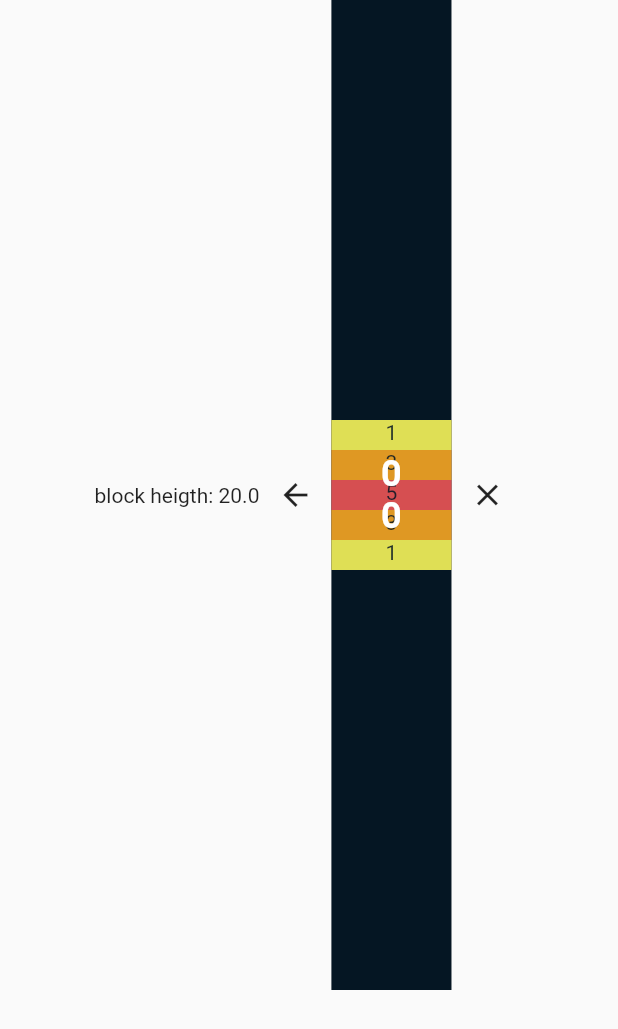
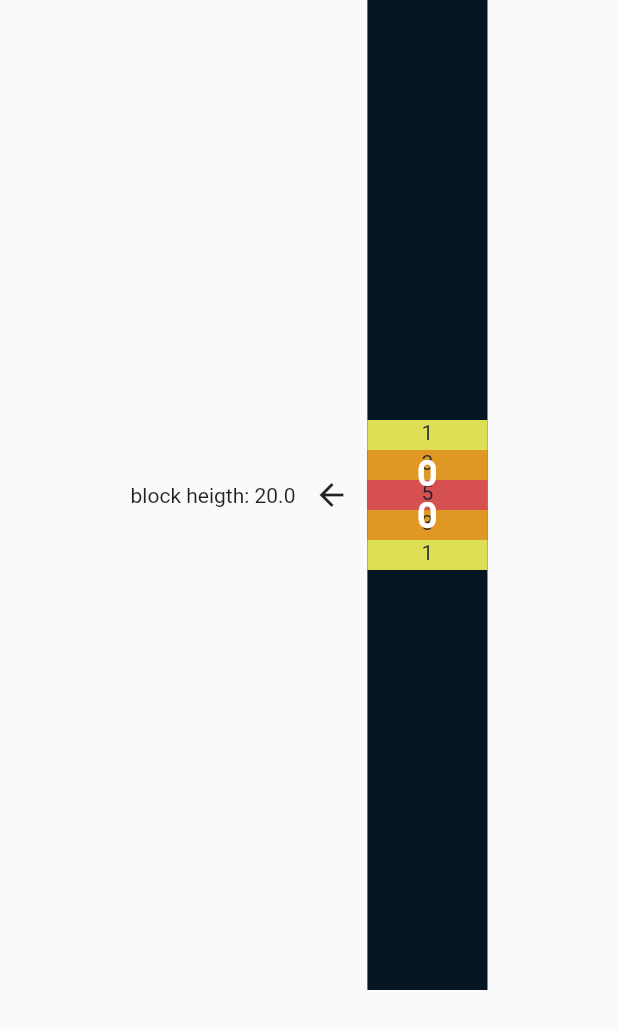
Before and after one commit to icsdaniel/filit, a Flutter app: the OtherPage screen opened by its route, on a phone screen of 412 x 824 dp. Shown: the top 1029 px of the screen. Run offline on Flutter 3.47's test engine with Material 2 defaults, Android fonts, the phone set to English and light mode, and no system bars.

Commit message:
little fix

```diff
--- a/lib/src/models/slider.dart
+++ b/lib/src/models/slider.dart
@@ -2,15 +2,8 @@ import 'package:flutter/foundation.dart';
 
 class SliderModel extends ChangeNotifier {
   double bottomPlacement = 560;
-  double _blockHeight = 20;
+  double blockHeight = 20;
   double barHeight = 660;
   double width = 80;
   double toShow = 1.0;
-
-  double get blockHeight => _blockHeight;
-
-  set blockHeight(double blockHeight) {
-    _blockHeight = blockHeight;
-    notifyListeners();
-  }
 }
--- a/lib/src/pages/toCheckSliderPage.dart
+++ b/lib/src/pages/toCheckSliderPage.dart
@@ -1,7 +1,7 @@
 import 'package:filit/src/pages/homepage.dart';
 import 'package:filit/src/pages/settings.dart';
 import 'package:flutter/material.dart';
-import '../widgets/pointsSlider2.dart';
+import '../widgets/pointsSlider.dart';
 import 'package:provider/provider.dart';
 import '../models/slider.dart';
 
@@ -29,7 +29,7 @@ class _OtherPageState extends State<OtherPage> {
               if (child != null) child,
               Text("block heigth: ${slider.blockHeight}"),
               BackButton(onPressed: () => Navigator.pushNamed(context, HomePage.routeName)),
-              PointsSlider2(random: false,blockHeight: slider.blockHeight)
+              PointsSlider(random: false,blockHeight: slider.blockHeight)
             ],
           ),
           // Build the expensive widget here.
--- a/lib/src/widgets/pointsSlider2.dart
+++ /dev/null
@@ -1,179 +0,0 @@
-import 'dart:math';
-import 'package:flutter/material.dart';
-import 'package:provider/provider.dart';
-import '../pages/settings.dart';
-
-class PointsSlider2 extends StatefulWidget {
-  PointsSlider2(
-      {Key? key,
-      this.blockHeight = 50,
-      this.barHeight = 660,
-      this.width = 80,
-      this.random = true})
-      : super(key: key);
-
-  final bool random;
-  late final double bottomPlacement = getRandomBottomPlacement();
-  final double blockHeight;
-  final double barHeight;
-  final double width;
-
-  double getRandomBottomPlacement() {
-    if (random == false)
-      return barHeight / 2 - blockHeight / 2;
-    else
-      return Random().nextDouble() * (barHeight - blockHeight);
-  }
-
-  @override
-  _PointsSlider2State createState() => _PointsSlider2State();
-}
-
-class _PointsSlider2State extends State<PointsSlider2> {
-  int _points = 0;
-  double _value = 0;
-  double _toShow = 0.0;
-
-  void _showScore() {
-    setState(() {
-      if (_toShow == 1.0) {
-        _toShow = 0;
-      } else {
-        _toShow = 1;
-      }
-    });
-  }
-
-  void _updatePoints() {
-    setState(() {
-      //i'm in red zone
-      if (_value >= widget.bottomPlacement &&
-          _value < widget.bottomPlacement + widget.blockHeight) {
-        _points = 5;
-      }
-      //i'm in orange zone
-      else if ((_value >= widget.bottomPlacement + widget.blockHeight &&
-          _value < widget.bottomPlacement + 2 * widget.blockHeight) ||
-          (_value <= widget.bottomPlacement &&
-              _value > widget.bottomPlacement - widget.blockHeight)) {
-        _points = 3;
-      }
-      //i'm in yellow zone
-      else if ((_value >= widget.bottomPlacement + 2 * widget.blockHeight &&
-          _value < widget.bottomPlacement + 3 * widget.blockHeight) ||
-          (_value <= widget.bottomPlacement - widget.blockHeight &&
-              _value > widget.bottomPlacement - 2 * widget.blockHeight)) {
-        _points = 1;
-      } else {
-        _points = 0;
-      }
-    });
-  }
-
-@override
-  Widget build(BuildContext context) {
-    _updatePoints();
-    //positioning using a relative distance from the top or the bottom
-    //we first place the max points block using random positioning in the stack and then build the
-    //rest of the point bar working from it.
-    return Row(
-        mainAxisAlignment: MainAxisAlignment.center,
-        children: [
-      Container(
-        color: Colors.black,
-        height: widget.barHeight,
-        width: widget.width,
-        child: SliderTheme(
-          data: SliderThemeData(
-            trackHeight: widget.width, //larghezza
-            thumbShape: SliderComponentShape
-                .noOverlay, //doesn't show the dot that's draggable
-            overlayShape: SliderComponentShape
-                .noOverlay, //its shade doesn't show up either
-            valueIndicatorShape:
-                SliderComponentShape.noOverlay, //no value tag when dragged
-
-            trackShape: RectangularSliderTrackShape(),
-          ),
-          child: Stack(
-            children: [
-              Positioned(
-                bottom: widget.bottomPlacement,
-                child: Container(
-                  child: Text("5", textAlign: TextAlign.center),
-                  width: widget.width,
-                  height: widget.blockHeight,
-                  color: Colors.red,
-                ),
-              ),
-              Positioned(
-                bottom: widget.bottomPlacement + widget.blockHeight,
-                child: Container(
-                  child: Text("3", textAlign: TextAlign.center),
-                  width: widget.width,
-                  height: widget.blockHeight,
-                  color: Colors.orange,
-                ),
-              ),
-              Positioned(
-                bottom: widget.bottomPlacement - widget.blockHeight,
-                child: Container(
-                  child: Text("3", textAlign: TextAlign.center),
-                  width: widget.width,
-                  height: widget.blockHeight,
-                  color: Colors.orange,
-                ),
-              ),
-              Positioned(
-                bottom: widget.bottomPlacement + 2 * widget.blockHeight,
-                child: Container(
-                  child: Text("1", textAlign: TextAlign.center),
-                  width: widget.width,
-                  height: widget.blockHeight,
-                  color: Colors.yellow,
-                ),
-              ),
-              Positioned(
-                bottom: widget.bottomPlacement - 2 * widget.blockHeight,
-                child: Container(
-                  child: Text("1", textAlign: TextAlign.center),
-                  width: widget.width,
-                  height: widget.blockHeight,
-                  color: Colors.yellow,
-                ),
-              ),
-              /*Opacity(
-                  opacity: _toShow,
-                  child: Expanded(child: Container(color: Colors.green))),*/
-              Opacity(
-                opacity: 0.6,
-                child: RotatedBox(
-                  quarterTurns: 3, //to rotate the slider
-                  child: Slider(
-                    value: _value,
-                    min: 0,
-                    max: widget.barHeight,
-                    divisions: widget.barHeight.toInt(),
-                    label: _value.round().toString(),
-                    onChanged: (_value) => setState(() => this._value = _value),
-                  ),
-                ),
-              ),
-              Center(
-                child: Text(
-                  '${_value.round()}\n${_points}',
-                  style: TextStyle(
-                    color: Colors.white,
-                    fontWeight: FontWeight.bold,
-                    fontSize: 24,
-                  ),
-                ),
-              )
-            ],
-          ),
-        ),
-      ),
-      CloseButton(onPressed: _showScore)
-    ]);
-  }
-}
```
Also changed, not shown: lib/src/pages/settings.dart (+5 -8 lines), lib/src/widgets/pointsSlider.dart (+74 -53 lines), lib/src/widgets/setterWithArrows.dart (deleted, +0 -63 lines).
